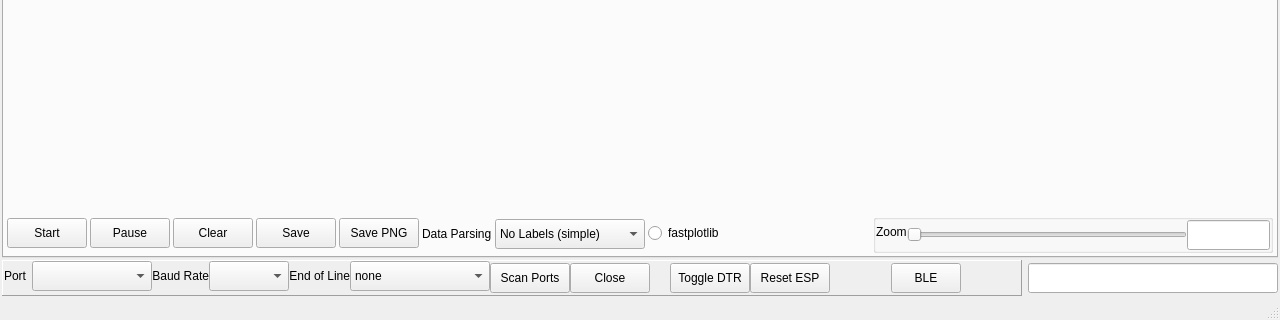
Above: assets/serialUI.ui from uutzinger/SerialUI before the change; both pictures show x 0 to 1280 and y 480 to 800 of the 1280 by 800 pixel window. Below: the same form after it.
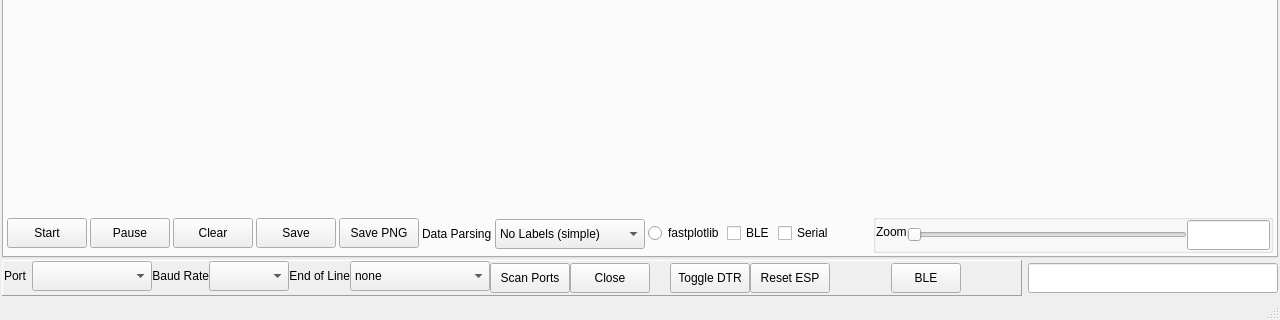
That is the form after the change. The open tabs and pages were chosen to show the change. Icons and pictures are not drawn.

The edit to the form file:
```diff
--- a/assets/serialUI.ui
+++ b/assets/serialUI.ui
@@ -612,7 +612,7 @@
          </widget>
         </item>
         <item>
-         <layout class="QHBoxLayout" name="horizontalLayout_bottom_Plotter" stretch="0,0,1,0">
+         <layout class="QHBoxLayout" name="horizontalLayout_bottom_Plotter" stretch="0,0,0,0,1,0">
           <item>
            <layout class="QHBoxLayout" name="horizontalLayout_bottom_left">
             <property name="spacing">
@@ -856,6 +856,32 @@
             </property>
            </widget>
           </item>
+          <item>
+           <widget class="QCheckBox" name="checkBox_PlotBLE">
+            <property name="sizePolicy">
+             <sizepolicy hsizetype="Minimum" vsizetype="Fixed">
+              <horstretch>1</horstretch>
+              <verstretch>1</verstretch>
+             </sizepolicy>
+            </property>
+            <property name="text">
+             <string>BLE</string>
+            </property>
+           </widget>
+          </item>
+          <item>
+           <widget class="QCheckBox" name="checkBox_PlotSerial">
+            <property name="sizePolicy">
+             <sizepolicy hsizetype="Minimum" vsizetype="Fixed">
+              <horstretch>1</horstretch>
+              <verstretch>1</verstretch>
+             </sizepolicy>
+            </property>
+            <property name="text">
+             <string>Serial</string>
+            </property>
+           </widget>
+          </item>
           <item>
            <spacer name="horizontalSpacer_bottom_middle">
             <property name="orientation">
```
